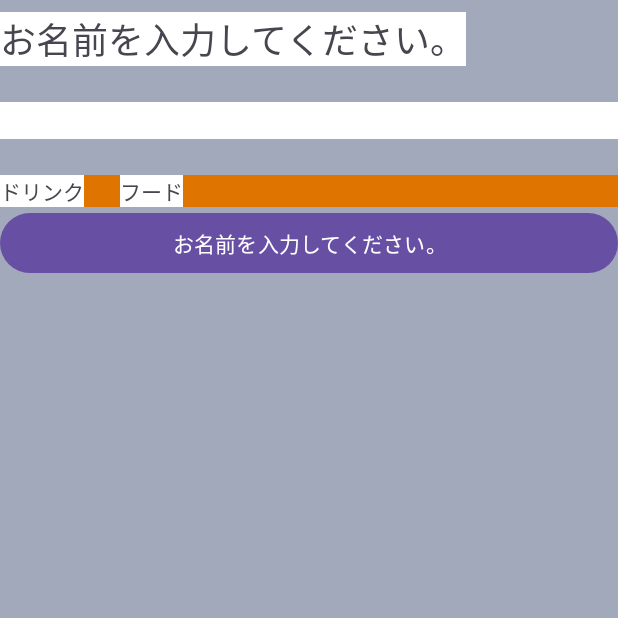
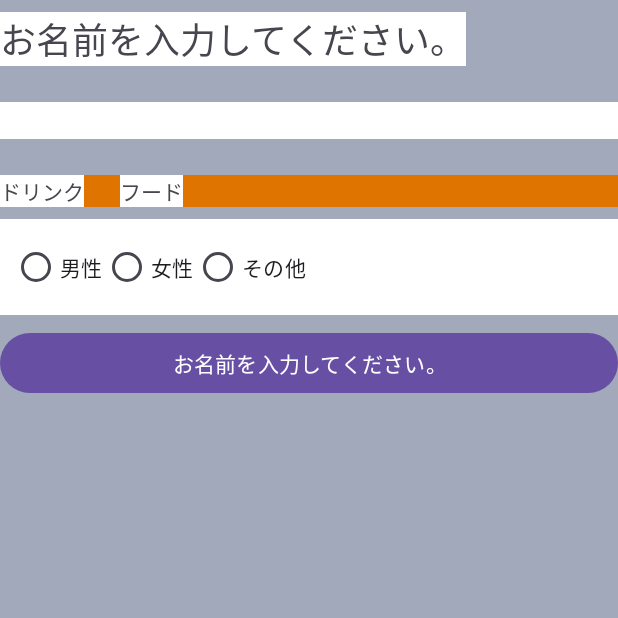
Before and after one commit to piny940/kotlin-android-basic, an Android app: the screen it shows after launch (MainActivity), on a phone screen of 412 x 824 dp, the top half of it. Run offline under Robolectric (Android 15) with nearby library versions, the light colour scheme and no system bars.

Commit message:
radio buttonを追加

```diff
--- a/ViewSample/app/src/main/res/layout/activity_main.xml
+++ b/ViewSample/app/src/main/res/layout/activity_main.xml
@@ -40,7 +40,27 @@
             android:text="@string/cb_food"
             android:background="#ffffff"/>
     </LinearLayout>
-
+    <RadioGroup
+        android:layout_width="match_parent"
+        android:layout_height="wrap_content"
+        android:orientation="horizontal"
+        android:layout_marginTop="8dp"
+        android:layout_marginBottom="8dp"
+        android:padding="8dp"
+        android:background="#ffffff">
+        <RadioButton
+            android:layout_width="wrap_content"
+            android:layout_height="wrap_content"
+            android:text="@string/rb_male"/>
+        <RadioButton
+            android:layout_width="wrap_content"
+            android:layout_height="wrap_content"
+            android:text="@string/rb_female"/>
+        <RadioButton
+            android:layout_width="wrap_content"
+            android:layout_height="wrap_content"
+            android:text="@string/rb_other"/>
+    </RadioGroup>
     <Button
         android:id="@+id/btSave"
         android:layout_width="match_parent"
--- a/ViewSample/app/src/main/res/values/strings.xml
+++ b/ViewSample/app/src/main/res/values/strings.xml
@@ -4,4 +4,7 @@
     <string name="bt_save">保存</string>
     <string name="cb_drink">ドリンク</string>
     <string name="cb_food">フード</string>
+    <string name="rb_male">男性</string>
+    <string name="rb_female">女性</string>
+    <string name="rb_other">その他</string>
 </resources>
```
